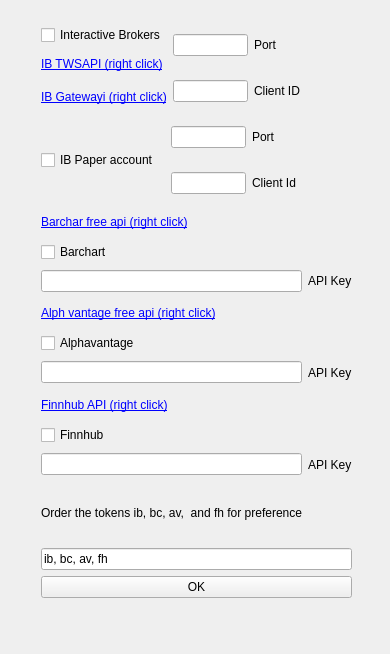
Old version of the form structjour/view/forms/stockapi.ui in the repository MikePia/structjour.
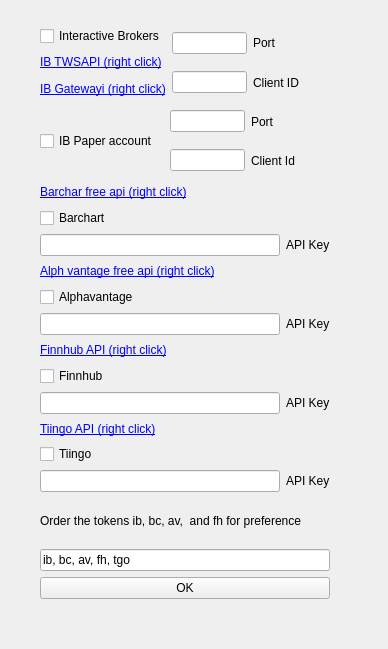
New version of the form. Icons and pictures are not drawn.

Commit message: Added Tiingo to the stockAPI

```diff
--- a/structjour/view/forms/stockapi.ui
+++ b/structjour/view/forms/stockapi.ui
@@ -6,8 +6,8 @@
    <rect>
     <x>0</x>
     <y>0</y>
-    <width>390</width>
-    <height>654</height>
+    <width>388</width>
+    <height>649</height>
    </rect>
   </property>
   <property name="windowTitle">
@@ -20,9 +20,9 @@
   <widget class="QWidget" name="layoutWidget">
    <property name="geometry">
     <rect>
-     <x>41</x>
-     <y>25</y>
-     <width>311</width>
+     <x>40</x>
+     <y>26</y>
+     <width>290</width>
      <height>573</height>
     </rect>
    </property>
@@ -286,6 +286,53 @@
       </item>
      </layout>
     </item>
+    <item>
+     <layout class="QVBoxLayout" name="verticalLayout_8">
+      <item>
+       <widget class="QLabel" name="label_11">
+        <property name="sizePolicy">
+         <sizepolicy hsizetype="Preferred" vsizetype="Minimum">
+          <horstretch>0</horstretch>
+          <verstretch>0</verstretch>
+         </sizepolicy>
+        </property>
+        <property name="text">
+         <string>&lt;html&gt;&lt;head/&gt;&lt;body&gt;&lt;p&gt;&lt;a href=&quot;https://api.tiingo.com/&quot;&gt;&lt;span style=&quot; text-decoration: underline; color:#0000ff;&quot;&gt;Tiingo API (right click)&lt;/span&gt;&lt;/a&gt;&lt;/p&gt;&lt;/body&gt;&lt;/html&gt;</string>
+        </property>
+       </widget>
+      </item>
+      <item>
+       <widget class="QCheckBox" name="tgoCb">
+        <property name="enabled">
+         <bool>true</bool>
+        </property>
+        <property name="toolTip">
+         <string>&lt;h2&gt;To use Finnhub APIs get a free API key from&lt;/h2&gt;
+&lt;p&gt;
+&lt;a href=&quot;https://finnhub.io/&quot;&gt;https://finnhub.io &lt;/a&gt;
+&lt;span style=&quot; font-size:11pt;&quot;&gt;The data is realtime Historical data Data limts are 60 calls per minute. AND data is available ro 20 years! This seems too good to be true.&lt;/span&gt;&lt;/p&gt;</string>
+        </property>
+        <property name="text">
+         <string>Tiingo</string>
+        </property>
+       </widget>
+      </item>
+      <item>
+       <layout class="QHBoxLayout" name="horizontalLayout_11">
+        <item>
+         <widget class="QLineEdit" name="tgoKey"/>
+        </item>
+        <item>
+         <widget class="QLabel" name="label_16">
+          <property name="text">
+           <string>API Key</string>
+          </property>
+         </widget>
+        </item>
+       </layout>
+      </item>
+     </layout>
+    </item>
     <item>
      <layout class="QVBoxLayout" name="verticalLayout_6">
       <item>
@@ -301,7 +348,7 @@
          <string>&lt;html&gt;&lt;head/&gt;&lt;body&gt;&lt;p&gt;&lt;span style=&quot; font-size:9pt;&quot;&gt;Place the tokkens in order of preference. Structjour will choose from your preference and the availability of the api&lt;/span&gt;&lt;/p&gt;&lt;p&gt;&lt;br/&gt;&lt;/p&gt;&lt;p&gt;&lt;span style=&quot; font-size:9pt;&quot;&gt;For Example&lt;/span&gt;&lt;/p&gt;&lt;p&gt;&lt;br/&gt;&lt;/p&gt;&lt;p&gt;&lt;span style=&quot; font-size:9pt; font-weight:600;&quot;&gt;ib, bc, av, iex&lt;/span&gt;&lt;span style=&quot; font-size:9pt;&quot;/&gt;&lt;/p&gt;&lt;p&gt;&lt;span style=&quot; font-size:9pt;&quot;&gt;If you set the above order and click for a chart update for todays chart at 3:00 PM, &lt;/span&gt;&lt;/p&gt;&lt;p&gt;&lt;span style=&quot; font-size:9pt;&quot;&gt;Structjour will use ib if you have opened IBGateway application.&lt;/span&gt;&lt;/p&gt;&lt;p&gt;&lt;span style=&quot; font-size:9pt;&quot;&gt;bc cannot be used for todays data till after 4:30&lt;/span&gt;&lt;/p&gt;&lt;p&gt;&lt;span style=&quot; font-size:9pt;&quot;&gt;Finally av will be chosen with its real time data.&lt;/span&gt;&lt;/p&gt;&lt;p&gt;&lt;span style=&quot; font-size:9pt;&quot;&gt;(iex works OK 1/2 the time)&lt;/span&gt;&lt;/p&gt;&lt;/body&gt;&lt;/html&gt;</string>
         </property>
         <property name="text">
-         <string>ib, bc, av, fh</string>
+         <string>ib, bc, av, fh, tgo</string>
         </property>
        </widget>
       </item>
```
The commit also changes 11 other files.
